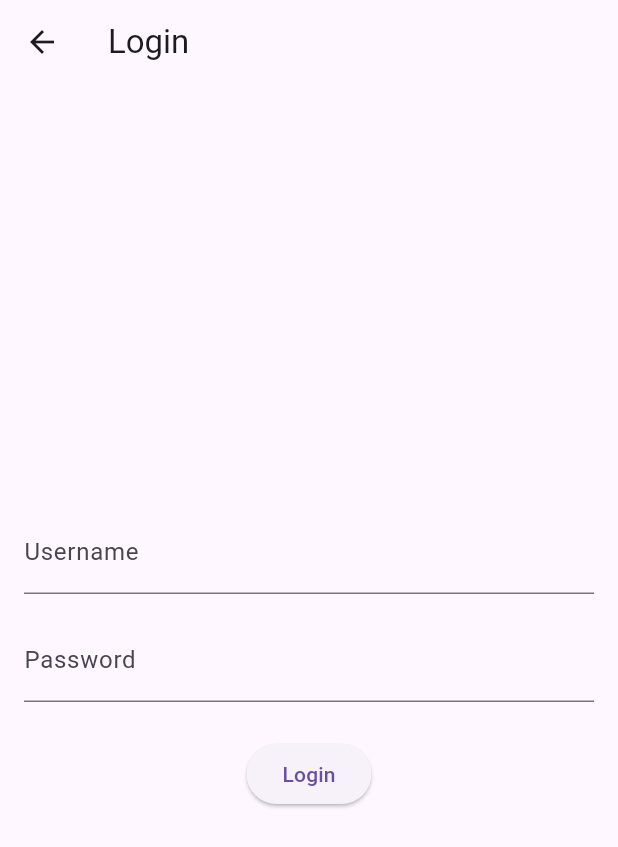
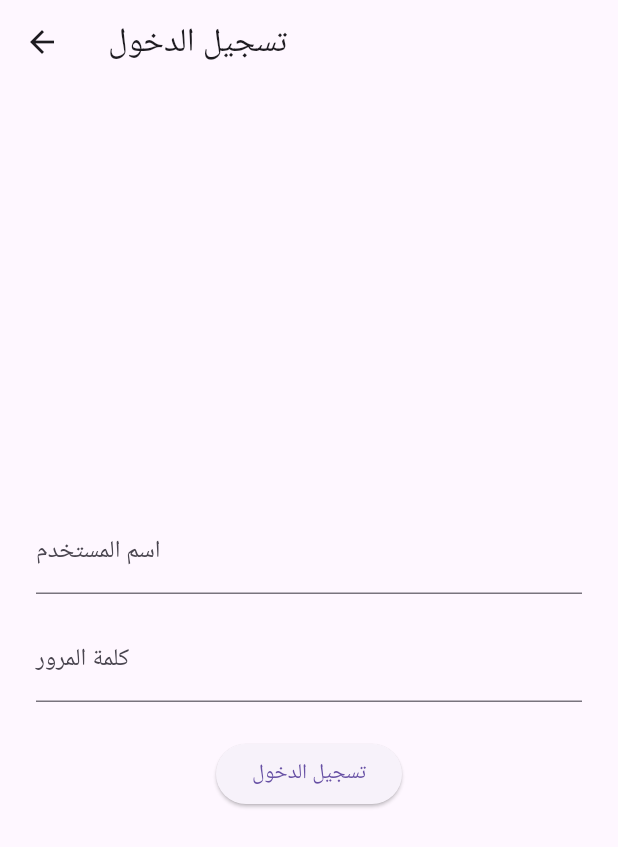
Before and after one commit to noonkhallaf/PoliceSmart, a Flutter app: the LoginScreen screen opened directly, on a phone screen of 412 x 824 dp. Shown: the top 847 px of the screen. Run offline on Flutter 3.47's test engine with Material 3 defaults, Android fonts, the phone set to English and light mode, and no system bars.

Commit message:
Update login_screen.dart

```diff
--- a/lib/login_screen.dart
+++ b/lib/login_screen.dart
@@ -1,33 +1,64 @@
 import 'package:flutter/material.dart';
+import 'main.dart'; // علشان نرجع للصفحة الرئيسية بعد تسجيل الدخول
 
-class LoginScreen extends StatelessWidget {
+class LoginScreen extends StatefulWidget {
   const LoginScreen({super.key});
+
+  @override
+  State<LoginScreen> createState() => _LoginScreenState();
+}
+
+class _LoginScreenState extends State<LoginScreen> {
+  final TextEditingController _usernameController = TextEditingController();
+  final TextEditingController _passwordController = TextEditingController();
+
+  void _login() {
+    String username = _usernameController.text.trim();
+    String password = _passwordController.text;
+
+    if (username == 'noor' && password == '123123') {
+      Navigator.pushReplacement(
+        context,
+        MaterialPageRoute(builder: (context) => const HomeScreen()),
+      );
+    } else {
+      ScaffoldMessenger.of(context).showSnackBar(
+        const SnackBar(
+          content: Text('⚠️ اسم المستخدم أو كلمة المرور غير صحيحة'),
+        ),
+      );
+    }
+  }
 
   @override
   Widget build(BuildContext context) {
     return Scaffold(
       appBar: AppBar(
-        title: const Text('Login'),
+        title: const Text('تسجيل الدخول'),
       ),
       body: Padding(
-        padding: const EdgeInsets.all(16.0),
+        padding: const EdgeInsets.all(24.0),
         child: Column(
           mainAxisAlignment: MainAxisAlignment.center,
           children: [
-            const TextField(
-              decoration: InputDecoration(labelText: 'Username'),
+            TextField(
+              controller: _usernameController,
+              decoration: const InputDecoration(
+                labelText: 'اسم المستخدم',
+              ),
             ),
             const SizedBox(height: 16),
-            const TextField(
-              decoration: InputDecoration(labelText: 'Password'),
+            TextField(
+              controller: _passwordController,
               obscureText: true,
+              decoration: const InputDecoration(
+                labelText: 'كلمة المرور',
+              ),
             ),
             const SizedBox(height: 24),
             ElevatedButton(
-              onPressed: () {
-                // في المستقبل هون نضيف اللوجيك
-              },
-              child: const Text('Login'),
+              onPressed: _login,
+              child: const Text('تسجيل الدخول'),
             ),
           ],
         ),
```
